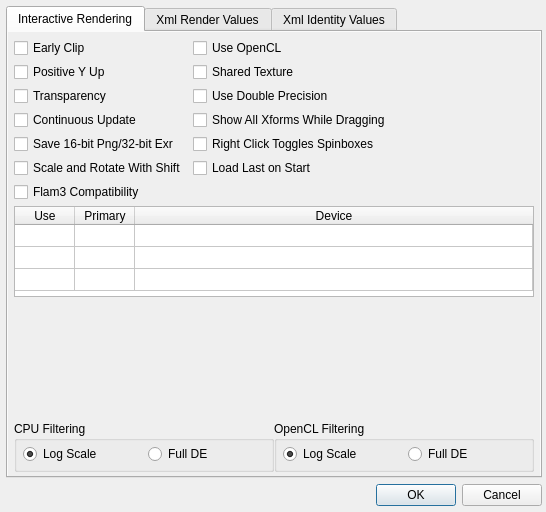
The window that Source/Fractorium/OptionsDialog.ui (typpos/fractorium) describes before a commit, drawn with Qt 5.
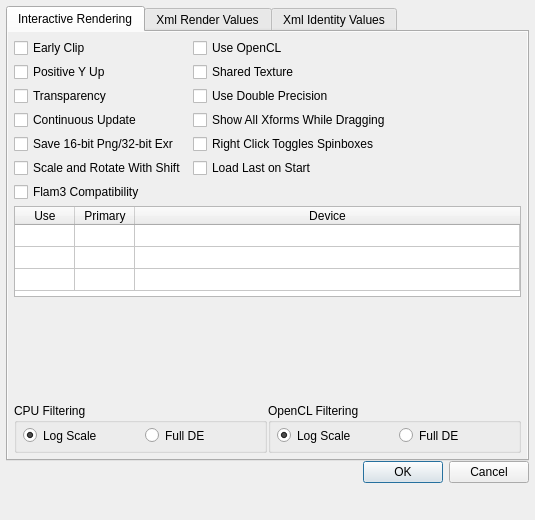
The same window after the commit. Custom widgets are drawn as their Qt base class.

Commit message: --Bug fixes  -Options window layout was completely broken.

```diff
--- a/Source/Fractorium/OptionsDialog.ui
+++ b/Source/Fractorium/OptionsDialog.ui
@@ -6,20 +6,20 @@
    <rect>
     <x>0</x>
     <y>0</y>
-    <width>546</width>
-    <height>512</height>
+    <width>535</width>
+    <height>520</height>
    </rect>
   </property>
   <property name="sizePolicy">
-   <sizepolicy hsizetype="MinimumExpanding" vsizetype="MinimumExpanding">
+   <sizepolicy hsizetype="MinimumExpanding" vsizetype="Fixed">
     <horstretch>0</horstretch>
     <verstretch>0</verstretch>
    </sizepolicy>
   </property>
   <property name="minimumSize">
    <size>
-    <width>427</width>
-    <height>415</height>
+    <width>535</width>
+    <height>520</height>
    </size>
   </property>
   <property name="maximumSize">
@@ -35,6 +35,9 @@
    <bool>false</bool>
   </property>
   <layout class="QVBoxLayout" name="verticalLayout">
+   <property name="spacing">
+    <number>0</number>
+   </property>
    <property name="leftMargin">
     <number>6</number>
    </property>
@@ -42,7 +45,7 @@
     <number>6</number>
    </property>
    <property name="rightMargin">
-    <number>4</number>
+    <number>6</number>
    </property>
    <property name="bottomMargin">
     <number>6</number>
@@ -50,11 +53,23 @@
    <item>
     <widget class="QTabWidget" name="OptionsTabWidget">
      <property name="sizePolicy">
-      <sizepolicy hsizetype="Expanding" vsizetype="Expanding">
+      <sizepolicy hsizetype="MinimumExpanding" vsizetype="Fixed">
        <horstretch>0</horstretch>
        <verstretch>0</verstretch>
       </sizepolicy>
      </property>
+     <property name="minimumSize">
+      <size>
+       <width>0</width>
+       <height>455</height>
+      </size>
+     </property>
+     <property name="maximumSize">
+      <size>
+       <width>16777215</width>
+       <height>16777215</height>
+      </size>
+     </property>
      <property name="focusPolicy">
       <enum>Qt::NoFocus</enum>
      </property>
@@ -65,6 +80,12 @@
       <number>0</number>
      </property>
      <widget class="QWidget" name="OptionsInteractiveRenderingTab">
+      <property name="sizePolicy">
+       <sizepolicy hsizetype="Preferred" vsizetype="Fixed">
+        <horstretch>0</horstretch>
+        <verstretch>0</verstretch>
+       </sizepolicy>
+      </property>
       <property name="autoFillBackground">
        <bool>true</bool>
       </property>
@@ -72,8 +93,14 @@
        <string>Interactive Rendering</string>
       </attribute>
       <layout class="QFormLayout" name="formLayout">
+       <property name="sizeConstraint">
+        <enum>QLayout::SetDefaultConstraint</enum>
+       </property>
        <property name="fieldGrowthPolicy">
-        <enum>QFormLayout::AllNonFixedFieldsGrow</enum>
+        <enum>QFormLayout::FieldsStayAtSizeHint</enum>
+       </property>
+       <property name="labelAlignment">
+        <set>Qt::AlignLeading|Qt::AlignLeft|Qt::AlignTop</set>
        </property>
        <property name="verticalSpacing">
         <number>4</number>
@@ -88,7 +115,7 @@
         <number>6</number>
        </property>
        <property name="bottomMargin">
-        <number>4</number>
+        <number>6</number>
        </property>
        <item row="0" column="0">
         <widget class="QCheckBox" name="EarlyClipCheckBox">
@@ -157,7 +184,7 @@
          <property name="minimumSize">
           <size>
            <width>0</width>
-           <height>87</height>
+           <height>91</height>
           </size>
          </property>
          <property name="maximumSize">
@@ -234,10 +261,34 @@
          </column>
         </widget>
        </item>
-       <item row="16" column="0" colspan="2">
-        <layout class="QGridLayout" name="InteractiveRenderingTabGridLayout">
+       <item row="8" column="0" colspan="2">
+        <layout class="QGridLayout" name="InteractiveRenderingTabGridLayout" rowstretch="0,0,0,0,0">
+         <property name="sizeConstraint">
+          <enum>QLayout::SetDefaultConstraint</enum>
+         </property>
+         <property name="spacing">
+          <number>1</number>
+         </property>
          <item row="4" column="1">
           <widget class="QGroupBox" name="InteraciveGpuFilteringGroupBox">
+           <property name="sizePolicy">
+            <sizepolicy hsizetype="Preferred" vsizetype="Fixed">
+             <horstretch>0</horstretch>
+             <verstretch>0</verstretch>
+            </sizepolicy>
+           </property>
+           <property name="minimumSize">
+            <size>
+             <width>0</width>
+             <height>50</height>
+            </size>
+           </property>
+           <property name="maximumSize">
+            <size>
+             <width>16777215</width>
+             <height>50</height>
+            </size>
+           </property>
            <property name="title">
             <string>OpenCL Filtering</string>
            </property>
@@ -282,6 +333,12 @@
          </item>
          <item row="1" column="1">
           <widget class="SpinBox" name="OpenCLQualitySpin" native="true">
+           <property name="minimumSize">
+            <size>
+             <width>0</width>
+             <height>23</height>
+            </size>
+           </property>
            <property name="toolTip">
             <string>&lt;html&gt;&lt;head/&gt;&lt;body&gt;&lt;p&gt;The default quality per device to use for the interactive renderer when using OpenCL.&lt;/p&gt;&lt;p&gt;30 is a good number for this, but you can use a larger value if you have a faster GPU.&lt;/p&gt;&lt;/body&gt;&lt;/html&gt;</string>
            </property>
@@ -301,6 +358,12 @@
          </item>
          <item row="3" column="0">
           <widget class="SpinBox" name="OpenCLSubBatchSpin" native="true">
+           <property name="minimumSize">
+            <size>
+             <width>0</width>
+             <height>23</height>
+            </size>
+           </property>
            <property name="toolTip">
             <string>&lt;html&gt;&lt;head/&gt;&lt;body&gt;&lt;p&gt;The number of ~8M iteration chunks ran using OpenCL in interactive mode for each mouse movement.&lt;/p&gt;&lt;p&gt;Increase this number for a higher quality image on each mouse movement, at the expense of responsiveness.&lt;/p&gt;&lt;/body&gt;&lt;/html&gt;</string>
            </property>
@@ -317,6 +380,24 @@
          </item>
          <item row="4" column="0">
           <widget class="QGroupBox" name="InteraciveCpuFilteringGroupBox">
+           <property name="sizePolicy">
+            <sizepolicy hsizetype="Preferred" vsizetype="Fixed">
+             <horstretch>0</horstretch>
+             <verstretch>0</verstretch>
+            </sizepolicy>
+           </property>
+           <property name="minimumSize">
+            <size>
+             <width>0</width>
+             <height>50</height>
+            </size>
+           </property>
+           <property name="maximumSize">
+            <size>
+             <width>16777215</width>
+             <height>50</height>
+            </size>
+           </property>
            <property name="title">
             <string>CPU Filtering</string>
            </property>
@@ -364,6 +445,12 @@
          </item>
          <item row="0" column="1">
           <widget class="SpinBox" name="CpuSubBatchSpin" native="true">
+           <property name="minimumSize">
+            <size>
+             <width>0</width>
+             <height>23</height>
+            </size>
+           </property>
            <property name="toolTip">
             <string>&lt;html&gt;&lt;head/&gt;&lt;body&gt;&lt;p&gt;The number of ~10,000 iteration chunks ran per thread on the CPU in interactive mode for each mouse movement.&lt;/p&gt;&lt;p&gt;Increase this number for a higher quality image on each mouse movement, at the expense of responsiveness.&lt;/p&gt;&lt;p&gt;The number of iterations done in each chunk is controlled by the Sub Batch Size field in the Flame tab.&lt;/p&gt;&lt;/body&gt;&lt;/html&gt;</string>
            </property>
@@ -380,6 +467,12 @@
          </item>
          <item row="0" column="0">
           <widget class="SpinBox" name="ThreadCountSpin" native="true">
+           <property name="minimumSize">
+            <size>
+             <width>0</width>
+             <height>23</height>
+            </size>
+           </property>
            <property name="toolTip">
             <string>&lt;html&gt;&lt;head/&gt;&lt;body&gt;&lt;p&gt;The number of threads to use with CPU rendering.&lt;/p&gt;&lt;p&gt;Decrease for more responsive editing, increase for better performance.&lt;/p&gt;&lt;/body&gt;&lt;/html&gt;</string>
            </property>
@@ -396,6 +489,12 @@
          </item>
          <item row="1" column="0">
           <widget class="SpinBox" name="RandomCountSpin" native="true">
+           <property name="minimumSize">
+            <size>
+             <width>0</width>
+             <height>23</height>
+            </size>
+           </property>
            <property name="toolTip">
             <string>&lt;html&gt;&lt;head/&gt;&lt;body&gt;&lt;p&gt;The number of random flames to generate on startup.&lt;/p&gt;&lt;p&gt;These are usually of low quality, so leave the count as 1 unless you are searching for good randoms.&lt;/p&gt;&lt;/body&gt;&lt;/html&gt;</string>
            </property>
@@ -412,6 +511,12 @@
          </item>
          <item row="2" column="0">
           <widget class="DoubleSpinBox" name="OpenCLSubBatchPctSpin" native="true">
+           <property name="minimumSize">
+            <size>
+             <width>0</width>
+             <height>23</height>
+            </size>
+           </property>
            <property name="toolTip">
             <string>&lt;html&gt;&lt;head/&gt;&lt;body&gt;&lt;p&gt;The percentage of a sub batch to execute on each thread per kernel call when using OpenCL in interactive mode. Default: 0.025 (256 iters).&lt;/p&gt;&lt;p&gt;Increase this number for a higher quality image on each mouse movement, at the expense of responsiveness.&lt;/p&gt;&lt;p&gt;Note that this can cause a crash and subsequent restart of the graphics driver if each kernel call takes too long. So reduce the value if you encounter such a problem.&lt;/p&gt;&lt;/body&gt;&lt;/html&gt;</string>
            </property>
@@ -437,6 +542,18 @@
          </item>
          <item row="2" column="1">
           <widget class="SpinBox" name="CpuQualitySpin" native="true">
+           <property name="sizePolicy">
+            <sizepolicy hsizetype="Preferred" vsizetype="Preferred">
+             <horstretch>0</horstretch>
+             <verstretch>0</verstretch>
+            </sizepolicy>
+           </property>
+           <property name="minimumSize">
+            <size>
+             <width>0</width>
+             <height>23</height>
+            </size>
+           </property>
            <property name="toolTip">
             <string>&lt;html&gt;&lt;head/&gt;&lt;body&gt;&lt;p&gt;The default quality to use for the interactive renderer when using the CPU.&lt;/p&gt;&lt;p&gt;10 is a good number for this, but you can use a larger value if you have a faster system.&lt;/p&gt;&lt;/body&gt;&lt;/html&gt;</string>
            </property>
@@ -941,6 +1058,19 @@
      </property>
     </widget>
    </item>
+   <item>
+    <spacer name="verticalSpacer">
+     <property name="orientation">
+      <enum>Qt::Vertical</enum>
+     </property>
+     <property name="sizeHint" stdset="0">
+      <size>
+       <width>20</width>
+       <height>40</height>
+      </size>
+     </property>
+    </spacer>
+   </item>
   </layout>
  </widget>
  <customwidgets>
```
Left out of the diff: 160 changed lines with no effect on the pictures.
